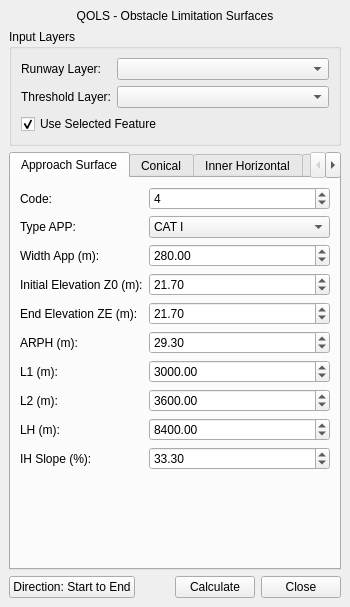
Above: qols/qols_panel_base.ui from FLYGHT7/qOLS before the change. Below: the same form after it.
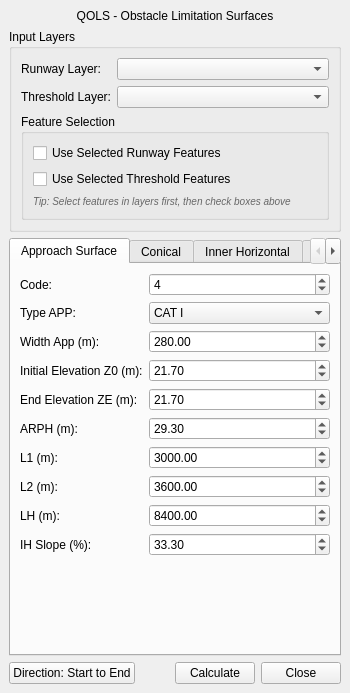
That is the form after the change. Custom widgets are drawn as their Qt base class.

Commit message: Enhance QOLS validation and selection handling: - Implement robust parameter validation in script execution. - Add geometry-specific filtering for layer selection in UI. - Separate selection settings for runway and threshold layers. - Improve error handling and user feedback for layer validation.

What changed in the file:
```diff
--- a/qols/qols_panel_base.ui
+++ b/qols/qols_panel_base.ui
@@ -54,13 +54,42 @@
         <widget class="QgsMapLayerComboBox" name="thresholdLayerCombo"/>
        </item>
        <item row="2" column="0" colspan="2">
-        <widget class="QCheckBox" name="useSelectedFeatureCheckBox">
-         <property name="text">
-          <string>Use Selected Feature</string>
+        <widget class="QGroupBox" name="selectionGroup">
+         <property name="title">
+          <string>Feature Selection</string>
          </property>
-         <property name="checked">
-          <bool>true</bool>
-         </property>
+         <layout class="QVBoxLayout" name="selectionLayout">
+          <item>
+           <widget class="QCheckBox" name="useSelectedRunwayCheckBox">
+            <property name="text">
+             <string>Use Selected Runway Features</string>
+            </property>
+            <property name="checked">
+             <bool>false</bool>
+            </property>
+           </widget>
+          </item>
+          <item>
+           <widget class="QCheckBox" name="useSelectedThresholdCheckBox">
+            <property name="text">
+             <string>Use Selected Threshold Features</string>
+            </property>
+            <property name="checked">
+             <bool>false</bool>
+            </property>
+           </widget>
+          </item>
+          <item>
+           <widget class="QLabel" name="selectionInfoLabel">
+            <property name="text">
+             <string>Tip: Select features in layers first, then check boxes above</string>
+            </property>
+            <property name="styleSheet">
+             <string>color: #666; font-style: italic; font-size: 10px;</string>
+            </property>
+           </widget>
+          </item>
+         </layout>
         </widget>
        </item>
       </layout>
```
The commit also changes 4 other files.
